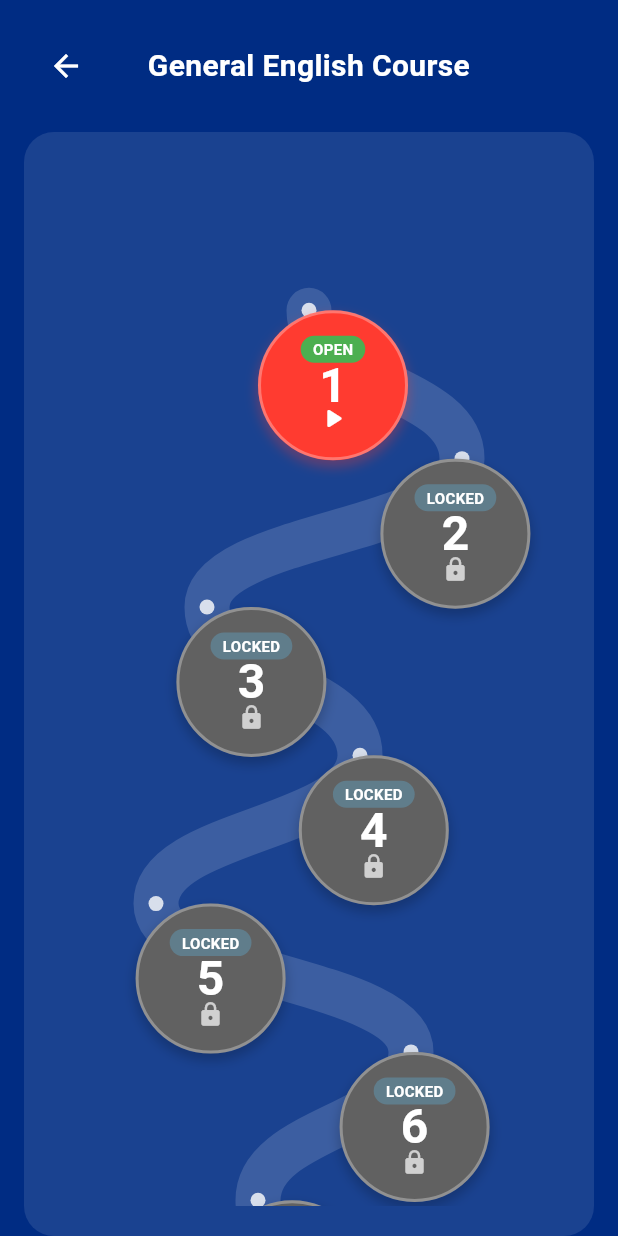
After one commit to usfbelhadj/ebot, a Flutter app: the HomeScreen screen opened by its route, after a tap on "General English Course", on a phone screen of 412 x 824 dp. The commit adds this screen. Run offline on Flutter 3.47's test engine with Material 3 defaults, Android fonts, the light colour scheme and no system bars; our stand-ins replace flutter_markdown, fluttertoast, hooks_riverpod; missing offline and left inert: email_auth.

Commit message:
update screen structure and add roadmap

```diff
--- a/lib/main.dart
+++ b/lib/main.dart
@@ -2,11 +2,11 @@ import 'package:flutter/material.dart';
 import 'package:hooks_riverpod/hooks_riverpod.dart';
 import 'core/theme.dart';
 import 'screens/welcome_screen.dart';
-import 'screens/chat_bot_screen .dart';
-import 'screens/vocabular_quiz_screen .dart';
+import 'screens/home_screen.dart';
 import 'screens/signup_screen.dart';
 import 'screens/login_screen.dart';
 import 'screens/otp_screen.dart';
+import 'screens/course_selection_screen.dart';
 
 void main() {
   runApp(const ProviderScope(child: EbotApp()));
@@ -22,22 +22,11 @@ class EbotApp extends StatelessWidget {
       theme: buildThemeData(), // defined in core/theme.dart
       initialRoute: '/welcome',
       routes: {
-        '/welcome': (context) => SignupScreen(),
+        '/welcome': (context) => const WelcomeScreen(),
         '/signup': (context) => SignupScreen(),
         '/login': (context) => const LoginScreen(),
         '/otp': (context) => OtpScreen(),
-      },
-      onGenerateRoute: (settings) {
-        switch (settings.name) {
-          case '/vocabulary-quiz':
-            return MaterialPageRoute(
-              builder: (context) => const VocabularyQuizScreen(),
-            );
-          case '/chat-bot':
-            return MaterialPageRoute(builder: (context) => const ChatScreen());
-          default:
-            return null;
-        }
+        '/home': (context) => const HomeScreen(), // Add the new HomeScreen route
       },
     );
   }
--- a/lib/models/meal_plan.dart
+++ b/lib/models/meal_plan.dart
@@ -1,6 +1,5 @@
 class MealPlan {
   final String description;
-  // Add more fields (e.g., nutritional info) as needed
 
   MealPlan({required this.description});
 }
--- a/lib/models/training_program.dart
+++ b/lib/models/training_program.dart
@@ -1,6 +1,5 @@
 class TrainingProgram {
   final String description;
-  // Add more fields (exercises, sets, reps, etc.) as needed
 
   TrainingProgram({required this.description});
 }
--- a/lib/screens/chat_bot_screen .dart
+++ b/lib/screens/chat_bot_screen .dart
@@ -1,8 +1,15 @@
 import 'dart:convert';
-import 'package:ebot/core/message.dart';
 import 'package:flutter/material.dart';
 import 'package:http/http.dart' as http;
 import 'package:flutter_markdown/flutter_markdown.dart';
+
+// Message model class
+class Message {
+  final bool isUser;
+  final String? text;
+
+  Message({required this.isUser, this.text});
+}
 
 class ChatScreen extends StatefulWidget {
   const ChatScreen({super.key});
@@ -17,16 +24,16 @@ class _ChatScreenState extends State<ChatScreen> {
 
   List<Message> messages = [];
   bool isTyping = false;
+
   void sendMessage() async {
     String text = controller.text;
-    String apiKey = ''; // your Gemini API key
+    String apiKey = 'YOUR_API_KEY'; // Replace with your actual API key
     controller.clear();
 
     try {
       if (text.isNotEmpty) {
         setState(() {
           messages.insert(0, Message(isUser: true, text: text));
-
           isTyping = true;
         });
 
@@ -62,8 +69,6 @@ class _ChatScreenState extends State<ChatScreen> {
           }),
         );
 
-        print(response.body);
-
         if (response.statusCode == 200) {
           var json = jsonDecode(response.body);
           String reply = json["candidates"][0]["content"]["parts"][0]["text"];
@@ -79,11 +84,24 @@ class _ChatScreenState extends State<ChatScreen> {
             curve: Curves.easeOut,
           );
         } else {
-          print("Failed response: ${response.statusCode}");
+          // Handle error
+          setState(() {
+            isTyping = false;
+            messages.insert(0, Message(
+                isUser: false,
+                text: "Sorry, I couldn't process your request. Please try again."));
+          });
         }
       }
     } catch (e) {
-      print("Error: $e");
+      // Handle exception
+      setState(() {
+        isTyping = false;
+        messages.insert(0, Message(
+            isUser: false,
+            text: "An error occurred. Please check your connection and try again."));
+      });
+
       ScaffoldMessenger.of(context).showSnackBar(
         const SnackBar(content: Text("Some error occurred, please try again!")),
       );
@@ -149,11 +167,12 @@ class _ChatScreenState extends State<ChatScreen> {
                         crossAxisAlignment: CrossAxisAlignment.end,
                         children: [
                           if (!isUser)
-                            Padding(
-                              padding: const EdgeInsets.only(right: 8.0),
-                              child: Image.asset(
-                                'assets/images/chatbot_icon.png',
-                                height: 24,
+                            const Padding(
+                              padding: EdgeInsets.only(right: 8.0),
+                              child: Icon(
+                                Icons.smart_toy,
+                                size: 16,
+                                color: Color(0xFF002C83),
                               ),
                             ),
                           Flexible(
@@ -236,8 +255,7 @@ class _ChatScreenState extends State<ChatScreen> {
           ],
         ),
       ),
-
-      // Bottom Navigation Bar
+      // No bottom navigation bar here since it's handled by HomeScreen
     );
   }
 }
--- /dev/null
+++ b/lib/screens/course_selection_screen.dart
@@ -0,0 +1,116 @@
+import 'package:flutter/material.dart';
+import 'english_levels_roadmap_screen.dart';
+
+class CourseSelectionScreen extends StatelessWidget {
+  const CourseSelectionScreen({super.key});
+
+  @override
+  Widget build(BuildContext context) {
+    return Scaffold(
+      backgroundColor: const Color(
+        0xFF002C83,
+      ), // Dark blue background matching the image
+      body: SafeArea(
+        child: Padding(
+          padding: const EdgeInsets.symmetric(horizontal: 30.0),
+          child: Column(
+            crossAxisAlignment: CrossAxisAlignment.start,
+            children: [
+              const SizedBox(height: 120),
+              // Title text
+              const Text(
+                'Choose current\ncourse !',
+                style: TextStyle(
+                  color: Colors.white,
+                  fontSize: 28,
+                  fontWeight: FontWeight.bold,
+                ),
+              ),
+              const SizedBox(height: 40),
+
+              // General English Course button - now navigates to EnglishLevelsRoadmapScreen
+              SizedBox(
+                width: double.infinity,
+                child: ElevatedButton(
+                  onPressed: () {
+                    // Navigate to the levels roadmap screen
+                    Navigator.push(
+                      context,
+                      MaterialPageRoute(
+                        builder:
+                            (context) => const EnglishLevelsRoadmapScreen(),
+                      ),
+                    );
+                  },
+                  style: ElevatedButton.styleFrom(
+                    backgroundColor: const Color(
+                      0xFFFF3B30,
+                    ), // Red color matching the image
+                    foregroundColor: Colors.white,
+                    shape: RoundedRectangleBorder(
+                      borderRadius: BorderRadius.circular(30),
+                    ),
+                    padding: const EdgeInsets.symmetric(vertical: 16),
+                  ),
+                  child: const Text(
+                    'General English Course',
+                    style: TextStyle(fontSize: 16, fontWeight: FontWeight.bold),
+                  ),
+                ),
+              ),
+              const SizedBox(height: 16),
+
+              // Business English Course button
+              _buildCourseButton(
+                context: context,
+                courseName: 'Business English Course',
+              ),
+              const SizedBox(height: 16),
+
+              // Kids program button
+              _buildCourseButton(context: context, courseName: 'Kids program'),
+            ],
+          ),
+        ),
+      ),
+    );
+  }
+
+  // Helper method to create consistent course buttons
+  Widget _buildCourseButton({
+    required BuildContext context,
+    required String courseName,
+  }) {
+    return SizedBox(
+      width: double.infinity,
+      child: ElevatedButton(
+        onPressed: () {
+          // For now, just print the button name
+          print('Selected course: $courseName');
+
+          // Show a snackbar to visually indicate the selection
+          ScaffoldMessenger.of(context).showSnackBar(
+            SnackBar(
+              content: Text('Selected: $courseName (coming soon)'),
+              duration: const Duration(seconds: 1),
+            ),
+          );
+        },
+        style: ElevatedButton.styleFrom(
+          backgroundColor: const Color(
+            0xFFFF3B30,
+          ), // Red color matching the image
+          foregroundColor: Colors.white,
+          shape: RoundedRectangleBorder(
+            borderRadius: BorderRadius.circular(30),
+          ),
+          padding: const EdgeInsets.symmetric(vertical: 16),
+        ),
+        child: Text(
+          courseName,
+          style: const TextStyle(fontSize: 16, fontWeight: FontWeight.bold),
+        ),
+      ),
+    );
+  }
+}
--- /dev/null
+++ b/lib/screens/english_levels_roadmap_screen.dart
@@ -0,0 +1,284 @@
+import 'package:flutter/material.dart';
+import 'vocabular_quiz_screen .dart';
+
+class EnglishLevelsRoadmapScreen extends StatelessWidget {
+  const EnglishLevelsRoadmapScreen({super.key});
+
+  @override
+  Widget build(BuildContext context) {
+    return Scaffold(
+      backgroundColor: const Color(0xFF002C83),
+      body: SafeArea(
+        child: Column(
+          children: [
+            // Header
+            Padding(
+              padding: const EdgeInsets.all(20.0),
+              child: Row(
+                children: [
+                  IconButton(
+                    icon: const Icon(Icons.arrow_back, color: Colors.white),
+                    onPressed: () => Navigator.pop(context),
+                  ),
+                  const Expanded(
+                    child: Text(
+                      'General English Course',
+                      style: TextStyle(
+                        color: Colors.white,
+                        fontSize: 20,
+                        fontWeight: FontWeight.bold,
+                      ),
+                      textAlign: TextAlign.center,
+                    ),
+                  ),
+                  const SizedBox(width: 48), // Balance the back button
+                ],
+              ),
+            ),
+
+            // Roadmap
+            Expanded(
+              child: Container(
+                margin: const EdgeInsets.symmetric(horizontal: 16),
+                padding: const EdgeInsets.all(20),
+                decoration: BoxDecoration(
+                  color: Colors.white.withOpacity(0.1),
+                  borderRadius: BorderRadius.circular(20),
+                ),
+                child: SingleChildScrollView(child: _buildRoadmap(context)),
+              ),
+            ),
+          ],
+        ),
+      ),
+    );
+  }
+
+  Widget _buildRoadmap(BuildContext context) {
+    // List of level data (level number, unlock status)
+    final levels = [
+      {'level': 1, 'unlocked': true, 'position': const Offset(0.5, 0.1)},
+      {'level': 2, 'unlocked': false, 'position': const Offset(0.8, 0.2)},
+      {'level': 3, 'unlocked': false, 'position': const Offset(0.3, 0.3)},
+      {'level': 4, 'unlocked': false, 'position': const Offset(0.6, 0.4)},
+      {'level': 5, 'unlocked': false, 'position': const Offset(0.2, 0.5)},
+      {'level': 6, 'unlocked': false, 'position': const Offset(0.7, 0.6)},
+      {'level': 7, 'unlocked': false, 'position': const Offset(0.4, 0.7)},
+      {'level': 8, 'unlocked': false, 'position': const Offset(0.7, 0.8)},
+      {'level': 9, 'unlocked': false, 'position': const Offset(0.3, 0.9)},
+      {'level': 10, 'unlocked': false, 'position': const Offset(0.5, 1.0)},
+    ];
+
+    // Calculate total height based on the number of levels
+    final double totalHeight = MediaQuery.of(context).size.height * 1.2;
+
+    return SizedBox(
+      height: totalHeight,
+      child: Stack(
+        children: [
+          // Road path connecting all levels
+          CustomPaint(
+            size: Size(double.infinity, totalHeight),
+            painter: RoadPathPainter(levels),
+          ),
+
+          // Level circles positioned along the road
+          ...levels.map((level) {
+            bool isUnlocked = level['unlocked'] as bool;
+            int levelNumber = level['level'] as int;
+            Offset position = level['position'] as Offset;
+
+            // Calculate position based on the relative coordinates
+            final double x =
+                position.dx * (MediaQuery.of(context).size.width - 140);
+            final double y = position.dy * totalHeight;
+
+            return Positioned(
+              left: x,
+              top: y,
+              child: _buildLevelCircle(context, levelNumber, isUnlocked),
+            );
+          }).toList(),
+        ],
+      ),
+    );
+  }
+
+  Widget _buildLevelCircle(BuildContext context, int level, bool isUnlocked) {
+    return GestureDetector(
+      onTap:
+          isUnlocked
+              ? () {
+                // Navigate to vocabulary quiz screen
+                Navigator.push(
+                  context,
+                  MaterialPageRoute(
+                    builder: (context) => const VocabularyQuizScreen(),
+                  ),
+                );
+              }
+              : null,
+      child: Container(
+        width: 100,
+        height: 100,
+        decoration: BoxDecoration(
+          shape: BoxShape.circle,
+          color: isUnlocked ? const Color(0xFFFF3B30) : Colors.grey.shade700,
+          boxShadow: [
+            BoxShadow(
+              color:
+                  isUnlocked
+                      ? const Color(0xFFFF3B30).withOpacity(0.3)
+                      : Colors.black.withOpacity(0.2),
+              spreadRadius: 1,
+              blurRadius: 6,
+              offset: const Offset(0, 4),
+            ),
+          ],
+          border: Border.all(color: Colors.white.withOpacity(0.3), width: 2),
+        ),
+        child: Stack(
+          alignment: Alignment.center,
+          children: [
+            // Level number
+            Text(
+              level.toString(),
+              style: const TextStyle(
+                color: Colors.white,
+                fontWeight: FontWeight.bold,
+                fontSize: 32,
+              ),
+            ),
+
+            // Lock icon for locked levels
+            if (!isUnlocked)
+              Positioned(
+                bottom: 15,
+                child: Icon(
+                  Icons.lock,
+                  color: Colors.white.withOpacity(0.7),
+                  size: 18,
+                ),
+              ),
+
+            // Play button for unlocked levels
+            if (isUnlocked)
+              Positioned(
+                bottom: 15,
+                child: Icon(
+                  Icons.play_arrow_rounded,
+                  color: Colors.white,
+                  size: 22,
+                ),
+              ),
+
+            // Unlock/lock status text
+            Positioned(
+              top: 15,
+              child: Container(
+                padding: const EdgeInsets.symmetric(horizontal: 8, vertical: 2),
+                decoration: BoxDecoration(
+                  color: isUnlocked ? Colors.green : Colors.blueGrey,
+                  borderRadius: BorderRadius.circular(10),
+                ),
+                child: Text(
+                  isUnlocked ? 'OPEN' : 'LOCKED',
+                  style: const TextStyle(
+                    color: Colors.white,
+                    fontSize: 10,
+                    fontWeight: FontWeight.bold,
+                  ),
+                ),
+              ),
+            ),
+          ],
+        ),
+      ),
+    );
+  }
+}
+
+// Custom painter to draw a winding road path connecting all levels
+class RoadPathPainter extends CustomPainter {
+  final List<Map<String, dynamic>> levels;
+
+  RoadPathPainter(this.levels);
+
+  @override
+  void paint(Canvas canvas, Size size) {
+    // Paint for the road (wider path)
+    final roadPaint =
+        Paint()
+          ..color = Colors.white.withOpacity(0.15)
+          ..style = PaintingStyle.stroke
+          ..strokeWidth = 30
+          ..strokeCap = StrokeCap.round;
+
+    // Paint for the road markings (dashed line in the middle)
+    final markingsPaint =
+        Paint()
+          ..color = Colors.white.withOpacity(0.4)
+          ..style = PaintingStyle.stroke
+          ..strokeWidth = 4
+          ..strokeCap = StrokeCap.round;
+
+    // Create path through all level positions
+    final path = Path();
+
+    // Get the first level position to start the path
+    if (levels.isEmpty) return;
+
+    final firstPosition = levels[0]['position'] as Offset;
+    final startX = firstPosition.dx * size.width;
+    final startY = firstPosition.dy * size.height;
+
+    path.moveTo(startX, startY);
+
+    // Connect all level positions with a smooth curve
+    for (int i = 1; i < levels.length; i++) {
+      final position = levels[i]['position'] as Offset;
+      final prevPosition = levels[i - 1]['position'] as Offset;
+
+      final x = position.dx * size.width;
+      final y = position.dy * size.height;
+      final prevX = prevPosition.dx * size.width;
+      final prevY = prevPosition.dy * size.height;
+
+      // Control points for smooth curved road
+      final controlX1 = prevX;
+      final controlY1 = (prevY + y) / 2;
+      final controlX2 = x;
+      final controlY2 = (prevY + y) / 2;
+
+      path.cubicTo(controlX1, controlY1, controlX2, controlY2, x, y);
+    }
+
+    // Draw the road (wide path)
+    canvas.drawPath(path, roadPaint);
+
+    // Draw road markings (dashed center line)
+    // Using dash pattern for the center line
+    final dashPaint =
+        Paint()
+          ..color = Colors.white.withOpacity(0.6)
+          ..style = PaintingStyle.stroke
+          ..strokeWidth = 3;
+
+    // Draw small circles for milestones along the road
+    final milestonePaint =
+        Paint()
+          ..color = Colors.white.withOpacity(0.8)
+          ..style = PaintingStyle.fill;
+
+    for (var level in levels) {
+      final position = level['position'] as Offset;
+      final x = position.dx * size.width;
+      final y = position.dy * size.height;
+
+      canvas.drawCircle(Offset(x, y), 5, milestonePaint);
+    }
+  }
+
+  @override
+  bool shouldRepaint(CustomPainter oldDelegate) => false;
+}
--- /dev/null
+++ b/lib/screens/home_screen.dart
@@ -0,0 +1,84 @@
+import 'package:flutter/material.dart';
+import 'package:hooks_riverpod/hooks_riverpod.dart';
+import 'chat_bot_screen .dart';
+import 'course_selection_screen.dart';
+
+// Provider for the selected tab index
+final selectedTabProvider = StateProvider<int>((ref) => 0);
+
+class HomeScreen extends HookConsumerWidget {
+  const HomeScreen({super.key});
+
+  @override
+  Widget build(BuildContext context, WidgetRef ref) {
+    // Get current tab index from provider
+    final selectedIndex = ref.watch(selectedTabProvider);
+
+    // List of screens to display - now with only 3 screens
+    final List<Widget> screens = const [
+      CourseSelectionScreen(),
+      ChatScreen(),
+      EmptyScreen(message: "Profile Screen - Coming Soon"),
+    ];
+
+    return Scaffold(
+      body: IndexedStack(index: selectedIndex, children: screens),
+      bottomNavigationBar: _buildBottomNavigationBar(
+        context,
+        ref,
+        selectedIndex,
+      ),
+    );
+  }
+
+  // Method to build the bottom navigation bar - now with only 3 buttons
+  Widget _buildBottomNavigationBar(
+    BuildContext context,
+    WidgetRef ref,
+    int selectedIndex,
+  ) {
+    return BottomNavigationBar(
+      type: BottomNavigationBarType.fixed,
+      backgroundColor: Colors.white,
+      selectedItemColor: const Color(0xFF002C83),
+      unselectedItemColor: Colors.grey,
+      currentIndex: selectedIndex,
+      onTap: (index) {
+        // Update the selected index using Riverpod
+        ref.read(selectedTabProvider.notifier).state = index;
+      },
+      items: const [
+        BottomNavigationBarItem(icon: Icon(Icons.home_outlined), label: ''),
+        BottomNavigationBarItem(
+          icon: Icon(Icons.smart_toy_outlined),
+          label: '',
+        ),
+        BottomNavigationBarItem(icon: Icon(Icons.person_outline), label: ''),
+      ],
+    );
+  }
+}
+
+// Simple placeholder for empty screens
+class EmptyScreen extends StatelessWidget {
+  final String message;
+
+  const EmptyScreen({super.key, required this.message});
+
+  @override
+  Widget build(BuildContext context) {
+    return Scaffold(
+      backgroundColor: const Color(0xFFFDFDFD),
+      body: Center(
+        child: Text(
+          message,
+          style: const TextStyle(
+            color: Color(0xFF002C83),
+            fontSize: 18,
+            fontWeight: FontWeight.bold,
+          ),
+        ),
+      ),
+    );
+  }
+}
--- a/lib/screens/vocabular_quiz_screen .dart
+++ b/lib/screens/vocabular_quiz_screen .dart
@@ -136,28 +136,28 @@ class _VocabularyQuizScreenState extends State<VocabularyQuizScreen> {
       ),
 
       // Bottom Navigation Bar
-      bottomNavigationBar: BottomNavigationBar(
-        selectedItemColor: const Color(0xFF002C83),
-        unselectedItemColor: Colors.redAccent,
-        items: const [
-          BottomNavigationBarItem(icon: Icon(Icons.home_outlined), label: ''),
-          BottomNavigationBarItem(
-            icon: Icon(Icons.smart_toy_outlined),
-            label: '',
-          ),
-          BottomNavigationBarItem(
-            icon: Icon(Icons.emoji_events_outlined),
-            label: '',
-          ),
-          BottomNavigationBarItem(icon: Icon(Icons.person_outline), label: ''),
-        ],
-        currentIndex: 1,
-        onTap: (index) {
-          // Handle navigation here
-        },
-        type: BottomNavigationBarType.fixed,
-        backgroundColor: Colors.white,
-      ),
+      // bottomNavigationBar: BottomNavigationBar(
+      //   selectedItemColor: const Color(0xFF002C83),
+      //   unselectedItemColor: Colors.redAccent,
+      //   items: const [
+      //     BottomNavigationBarItem(icon: Icon(Icons.home_outlined), label: ''),
+      //     BottomNavigationBarItem(
+      //       icon: Icon(Icons.smart_toy_outlined),
+      //       label: '',
+      //     ),
+      //     BottomNavigationBarItem(
+      //       icon: Icon(Icons.emoji_events_outlined),
+      //       label: '',
+      //     ),
+      //     BottomNavigationBarItem(icon: Icon(Icons.person_outline), label: ''),
+      //   ],
+      //   currentIndex: 1,
+      //   onTap: (index) {
+      //     // Handle navigation here
+      //   },
+      //   type: BottomNavigationBarType.fixed,
+      //   backgroundColor: Colors.white,
+      // ),
     );
   }
 }
--- a/lib/screens/welcome_screen.dart
+++ b/lib/screens/welcome_screen.dart
@@ -22,7 +22,7 @@ class WelcomeScreen extends StatelessWidget {
               child: Column(
                 mainAxisAlignment: MainAxisAlignment.center,
                 children: [
-                  SizedBox(height: 300),
+                  const SizedBox(height: 300),
                   const Text(
                     'welcome to',
                     style: TextStyle(
@@ -43,7 +43,7 @@ class WelcomeScreen extends StatelessWidget {
 
                   const SizedBox(height: 50),
 
-                  // 👉 "Next" button
+                  // "Next" button - now navigates to the HomeScreen
                   ElevatedButton(
                     style: ElevatedButton.styleFrom(
                       backgroundColor: Colors.white,
@@ -57,10 +57,8 @@ class WelcomeScreen extends StatelessWidget {
                       ),
                     ),
                     onPressed: () {
-                      Navigator.pushNamed(
-                        context,
-                        '/vocabulary-quiz', // Change this to the correct route
-                      ); // or wherever you're navigating
+                      // Navigate to the HomeScreen instead of vocabulary-quiz
+                      Navigator.pushReplacementNamed(context, '/home');
                     },
                     child: const Text(
                       'Next',
```
